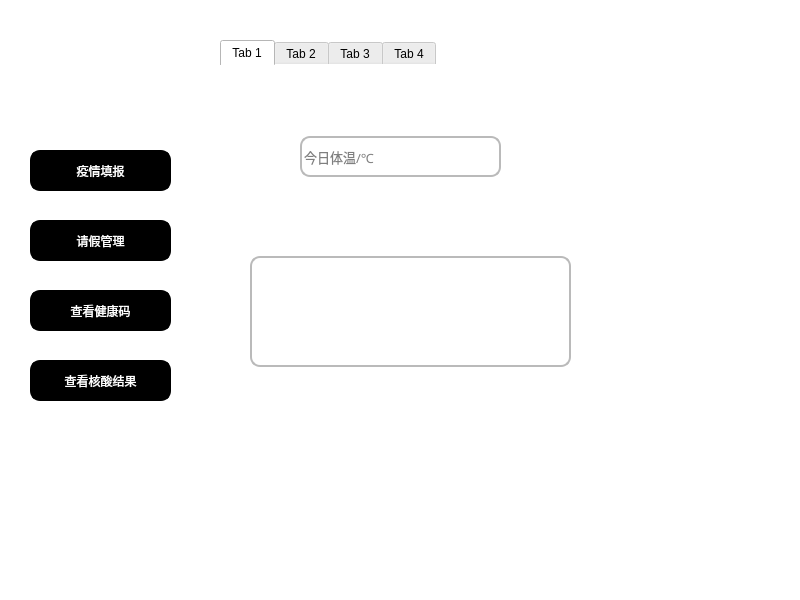
sukiiiKotori/pymysql, file student.ui: the form before one commit.
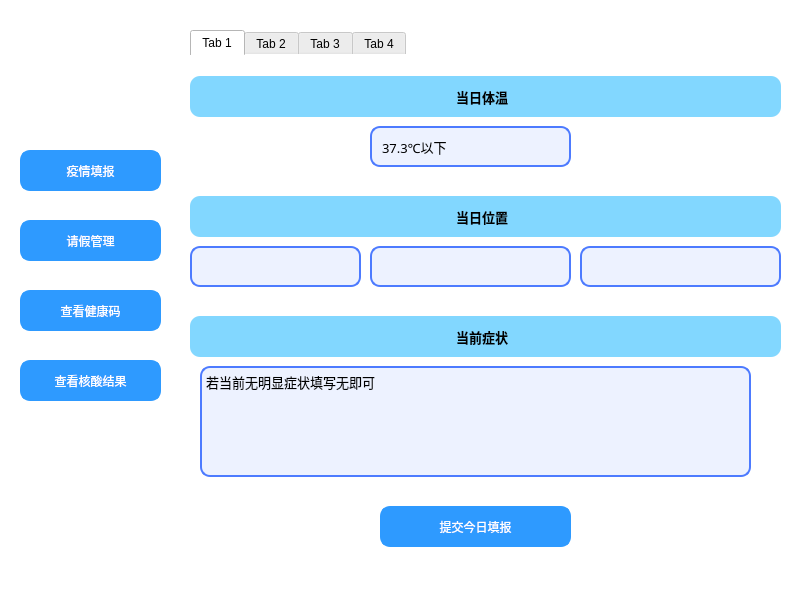
The form after the commit.

```diff
--- a/student.ui
+++ b/student.ui
@@ -20,10 +20,10 @@
    <widget class="QTabWidget" name="tabWidget">
     <property name="geometry">
      <rect>
-      <x>220</x>
-      <y>40</y>
-      <width>521</width>
-      <height>511</height>
+      <x>190</x>
+      <y>30</y>
+      <width>601</width>
+      <height>531</height>
      </rect>
     </property>
     <property name="styleSheet">
@@ -38,54 +38,454 @@
      <attribute name="title">
       <string>Tab 1</string>
      </attribute>
-     <widget class="QLineEdit" name="name_lineEdit">
-      <property name="geometry">
-       <rect>
-        <x>80</x>
-        <y>70</y>
-        <width>201</width>
-        <height>41</height>
-       </rect>
-      </property>
-      <property name="font">
-       <font>
-        <family>微软雅黑</family>
-        <pointsize>10</pointsize>
-        <weight>50</weight>
-        <italic>false</italic>
-        <bold>false</bold>
-        <strikeout>false</strikeout>
-       </font>
-      </property>
-      <property name="styleSheet">
-       <string notr="true">border:2px solid rgb(186,186,186);
-font: 10pt &quot;微软雅黑&quot;;
-border-radius:10px
-</string>
-      </property>
-      <property name="text">
-       <string/>
-      </property>
-      <property name="placeholderText">
-       <string>今日体温/℃</string>
-      </property>
-     </widget>
      <widget class="QTextEdit" name="textEdit">
       <property name="geometry">
        <rect>
-        <x>30</x>
-        <y>190</y>
-        <width>321</width>
+        <x>10</x>
+        <y>310</y>
+        <width>551</width>
         <height>111</height>
        </rect>
       </property>
       <property name="styleSheet">
-       <string notr="true">border:2px solid rgb(186,186,186);
+       <string notr="true">border: 2px solid #f3f3f3;
+border-color:rgb(77, 123, 255);
 font: 10pt &quot;微软雅黑&quot;;
-border-radius:10px</string>
+border-radius:10px;
+background-color: rgb(237, 242, 255);</string>
       </property>
       <property name="markdown">
-       <string/>
+       <string>若当前无明显症状填写无即可
+
+</string>
+      </property>
+      <property name="html">
+       <string>&lt;!DOCTYPE HTML PUBLIC &quot;-//W3C//DTD HTML 4.0//EN&quot; &quot;http://www.w3.org/TR/REC-html40/strict.dtd&quot;&gt;
+&lt;html&gt;&lt;head&gt;&lt;meta name=&quot;qrichtext&quot; content=&quot;1&quot; /&gt;&lt;style type=&quot;text/css&quot;&gt;
+p, li { white-space: pre-wrap; }
+&lt;/style&gt;&lt;/head&gt;&lt;body style=&quot; font-family:'微软雅黑'; font-size:10pt; font-weight:400; font-style:normal;&quot;&gt;
+&lt;p style=&quot; margin-top:0px; margin-bottom:0px; margin-left:0px; margin-right:0px; -qt-block-indent:0; text-indent:0px;&quot;&gt;若当前无明显症状填写无即可&lt;/p&gt;&lt;/body&gt;&lt;/html&gt;</string>
+      </property>
+     </widget>
+     <widget class="QLabel" name="label">
+      <property name="geometry">
+       <rect>
+        <x>0</x>
+        <y>20</y>
+        <width>591</width>
+        <height>41</height>
+       </rect>
+      </property>
+      <property name="font">
+       <font>
+        <family>微软雅黑</family>
+        <pointsize>10</pointsize>
+        <weight>75</weight>
+        <bold>true</bold>
+       </font>
+      </property>
+      <property name="styleSheet">
+       <string notr="true">background-color: rgb(130, 215, 255);
+ border-radius: 10px;</string>
+      </property>
+      <property name="text">
+       <string>当日体温  </string>
+      </property>
+      <property name="alignment">
+       <set>Qt::AlignCenter</set>
+      </property>
+     </widget>
+     <widget class="QComboBox" name="comboBox_tem">
+      <property name="geometry">
+       <rect>
+        <x>180</x>
+        <y>70</y>
+        <width>201</width>
+        <height>41</height>
+       </rect>
+      </property>
+      <property name="font">
+       <font>
+        <family>微软雅黑</family>
+        <pointsize>10</pointsize>
+       </font>
+      </property>
+      <property name="styleSheet">
+       <string notr="true">/*QCombobox主体*/
+QComboBox {
+    border: 2px solid #f3f3f3;/*设置线宽*/
+	background-color: rgb(237, 242, 255);/*背景颜色*/
+    border-radius: 10px;/*圆角*/
+    padding: 1px 2px 1px 2px;  /*针对于组合框中的文本内容*/
+	text-align:bottom;
+    min-width: 9em;   /*# 组合框的最小宽度*/
+    /*min-height: 5em;*/
+
+	border-style:solid;/*边框为实线型*/
+	border-width:2px;/*边框宽度*/
+	border-color:rgb(77, 123, 255);/*边框颜色*/
+
+	padding-left: 10px;/*左侧边距*/
+}
+/*QCombobox右侧按钮*/
+QComboBox::drop-down {
+	width: 15px;
+	border-left-width: 0px;
+}
+
+
+QComboBox QAbstractItemView {
+    border: 2px solid #f3f3f3;/*边框宽度、线形、颜色*/
+	background-color: rgba(237, 242, 255, 1);/*背景颜色*/
+    border-radius: 15px;/*圆角*/
+    padding: 1px 2px 1px 2px;  /*针对于组合框中的文本内容*/
+    min-width: 9em;   /*# 组合框的最小宽度*/
+}
+
+/* 下拉后，整个下拉窗体每项的样式 */
+QComboBox QAbstractItemView::item {
+	border-radius: 15px;/*圆角*/
+    height: 30px;   /* 项的高度（设置pComboBox-&gt;setView(new QListView());后，该项才起作用） */
+	background-color: rgb(237, 242, 255);
+
+}
+
+/*以下部分不知为何不生效，有待调试*/
+/* 下拉后，整个下拉窗体越过每项的样式 */
+QComboBox QAbstractItemView::item:hover {
+    color: #FFFFF0;
+       /* 整个下拉窗体越过每项的背景色 */
+	background-color: rgb(98, 0, 255);
+}
+
+/* 下拉后，整个下拉窗体被选择的每项的样式 */
+QComboBox QAbstractItemView::item:selected {
+    color: #FFFFF0;
+	background-color: rgb(0, 85, 200);
+}
+</string>
+      </property>
+      <item>
+       <property name="text">
+        <string>37.3℃以下</string>
+       </property>
+      </item>
+      <item>
+       <property name="text">
+        <string>37.3℃~37.8℃</string>
+       </property>
+      </item>
+      <item>
+       <property name="text">
+        <string>37.8℃~39.0℃</string>
+       </property>
+      </item>
+      <item>
+       <property name="text">
+        <string>39.0℃以上</string>
+       </property>
+      </item>
+     </widget>
+     <widget class="QLabel" name="label_2">
+      <property name="geometry">
+       <rect>
+        <x>0</x>
+        <y>140</y>
+        <width>591</width>
+        <height>41</height>
+       </rect>
+      </property>
+      <property name="font">
+       <font>
+        <family>微软雅黑</family>
+        <pointsize>10</pointsize>
+        <weight>75</weight>
+        <bold>true</bold>
+       </font>
+      </property>
+      <property name="styleSheet">
+       <string notr="true">background-color: rgb(130, 215, 255);
+ border-radius: 10px;</string>
+      </property>
+      <property name="text">
+       <string>当日位置  </string>
+      </property>
+      <property name="alignment">
+       <set>Qt::AlignCenter</set>
+      </property>
+     </widget>
+     <widget class="QComboBox" name="comboBox_province">
+      <property name="geometry">
+       <rect>
+        <x>0</x>
+        <y>190</y>
+        <width>171</width>
+        <height>41</height>
+       </rect>
+      </property>
+      <property name="font">
+       <font>
+        <family>微软雅黑</family>
+        <pointsize>10</pointsize>
+       </font>
+      </property>
+      <property name="styleSheet">
+       <string notr="true">/*QCombobox主体*/
+QComboBox {
+    border: 2px solid #f3f3f3;/*设置线宽*/
+	background-color: rgb(237, 242, 255);/*背景颜色*/
+    border-radius: 10px;/*圆角*/
+    padding: 1px 2px 1px 2px;  /*针对于组合框中的文本内容*/
+	text-align:bottom;
+    min-width: 9em;   /*# 组合框的最小宽度*/
+    /*min-height: 5em;*/
+
+	border-style:solid;/*边框为实线型*/
+	border-width:2px;/*边框宽度*/
+	border-color:rgb(77, 123, 255);/*边框颜色*/
+
+	padding-left: 10px;/*左侧边距*/
+}
+/*QCombobox右侧按钮*/
+QComboBox::drop-down {
+	width: 15px;
+	border-left-width: 0px;
+}
+
+
+QComboBox QAbstractItemView {
+    border: 2px solid #f3f3f3;/*边框宽度、线形、颜色*/
+	background-color: rgba(237, 242, 255, 1);/*背景颜色*/
+    border-radius: 15px;/*圆角*/
+    padding: 1px 2px 1px 2px;  /*针对于组合框中的文本内容*/
+    min-width: 9em;   /*# 组合框的最小宽度*/
+}
+
+/* 下拉后，整个下拉窗体每项的样式 */
+QComboBox QAbstractItemView::item {
+	border-radius: 15px;/*圆角*/
+    height: 30px;   /* 项的高度（设置pComboBox-&gt;setView(new QListView());后，该项才起作用） */
+	background-color: rgb(237, 242, 255);
+
+}
+
+/*以下部分不知为何不生效，有待调试*/
+/* 下拉后，整个下拉窗体越过每项的样式 */
+QComboBox QAbstractItemView::item:hover {
+    color: #FFFFF0;
+       /* 整个下拉窗体越过每项的背景色 */
+	background-color: rgb(98, 0, 255);
+}
+
+/* 下拉后，整个下拉窗体被选择的每项的样式 */
+QComboBox QAbstractItemView::item:selected {
+    color: #FFFFF0;
+	background-color: rgb(0, 85, 200);
+}
+</string>
+      </property>
+     </widget>
+     <widget class="QComboBox" name="comboBox_city">
+      <property name="geometry">
+       <rect>
+        <x>180</x>
+        <y>190</y>
+        <width>201</width>
+        <height>41</height>
+       </rect>
+      </property>
+      <property name="font">
+       <font>
+        <family>微软雅黑</family>
+        <pointsize>10</pointsize>
+       </font>
+      </property>
+      <property name="styleSheet">
+       <string notr="true">/*QCombobox主体*/
+QComboBox {
+    border: 2px solid #f3f3f3;/*设置线宽*/
+	background-color: rgb(237, 242, 255);/*背景颜色*/
+    border-radius: 10px;/*圆角*/
+    padding: 1px 2px 1px 2px;  /*针对于组合框中的文本内容*/
+	text-align:bottom;
+    min-width: 9em;   /*# 组合框的最小宽度*/
+    /*min-height: 5em;*/
+
+	border-style:solid;/*边框为实线型*/
+	border-width:2px;/*边框宽度*/
+	border-color:rgb(77, 123, 255);/*边框颜色*/
+
+	padding-left: 10px;/*左侧边距*/
+}
+/*QCombobox右侧按钮*/
+QComboBox::drop-down {
+	width: 15px;
+	border-left-width: 0px;
+}
+
+
+QComboBox QAbstractItemView {
+    border: 2px solid #f3f3f3;/*边框宽度、线形、颜色*/
+	background-color: rgba(237, 242, 255, 1);/*背景颜色*/
+    border-radius: 15px;/*圆角*/
+    padding: 1px 2px 1px 2px;  /*针对于组合框中的文本内容*/
+    min-width: 9em;   /*# 组合框的最小宽度*/
+}
+
+/* 下拉后，整个下拉窗体每项的样式 */
+QComboBox QAbstractItemView::item {
+	border-radius: 15px;/*圆角*/
+    height: 30px;   /* 项的高度（设置pComboBox-&gt;setView(new QListView());后，该项才起作用） */
+	background-color: rgb(237, 242, 255);
+
+}
+
+/*以下部分不知为何不生效，有待调试*/
+/* 下拉后，整个下拉窗体越过每项的样式 */
+QComboBox QAbstractItemView::item:hover {
+    color: #FFFFF0;
+       /* 整个下拉窗体越过每项的背景色 */
+	background-color: rgb(98, 0, 255);
+}
+
+/* 下拉后，整个下拉窗体被选择的每项的样式 */
+QComboBox QAbstractItemView::item:selected {
+    color: #FFFFF0;
+	background-color: rgb(0, 85, 200);
+}
+</string>
+      </property>
+     </widget>
+     <widget class="QComboBox" name="comboBox_county">
+      <property name="geometry">
+       <rect>
+        <x>390</x>
+        <y>190</y>
+        <width>201</width>
+        <height>41</height>
+       </rect>
+      </property>
+      <property name="font">
+       <font>
+        <family>微软雅黑</family>
+        <pointsize>10</pointsize>
+       </font>
+      </property>
+      <property name="styleSheet">
+       <string notr="true">/*QCombobox主体*/
+QComboBox {
+    border: 2px solid #f3f3f3;/*设置线宽*/
+	background-color: rgb(237, 242, 255);/*背景颜色*/
+    border-radius: 10px;/*圆角*/
+    padding: 1px 2px 1px 2px;  /*针对于组合框中的文本内容*/
+	text-align:bottom;
+    min-width: 9em;   /*# 组合框的最小宽度*/
+    /*min-height: 5em;*/
+
+	border-style:solid;/*边框为实线型*/
+	border-width:2px;/*边框宽度*/
+	border-color:rgb(77, 123, 255);/*边框颜色*/
+
+	padding-left: 10px;/*左侧边距*/
+}
+/*QCombobox右侧按钮*/
+QComboBox::drop-down {
+	width: 15px;
+	border-left-width: 0px;
+}
+
+
+QComboBox QAbstractItemView {
+    border: 2px solid #f3f3f3;/*边框宽度、线形、颜色*/
+	background-color: rgba(237, 242, 255, 1);/*背景颜色*/
+    border-radius: 15px;/*圆角*/
+    padding: 1px 2px 1px 2px;  /*针对于组合框中的文本内容*/
+    min-width: 9em;   /*# 组合框的最小宽度*/
+}
+
+/* 下拉后，整个下拉窗体每项的样式 */
+QComboBox QAbstractItemView::item {
+	border-radius: 15px;/*圆角*/
+    height: 30px;   /* 项的高度（设置pComboBox-&gt;setView(new QListView());后，该项才起作用） */
+	background-color: rgb(237, 242, 255);
+
+}
+
+/*以下部分不知为何不生效，有待调试*/
+/* 下拉后，整个下拉窗体越过每项的样式 */
+QComboBox QAbstractItemView::item:hover {
+    color: #FFFFF0;
+       /* 整个下拉窗体越过每项的背景色 */
+	background-color: rgb(98, 0, 255);
+}
+
+/* 下拉后，整个下拉窗体被选择的每项的样式 */
+QComboBox QAbstractItemView::item:selected {
+    color: #FFFFF0;
+	background-color: rgb(0, 85, 200);
+}
+</string>
+      </property>
+     </widget>
+     <widget class="QLabel" name="label_3">
+      <property name="geometry">
+       <rect>
+        <x>0</x>
+        <y>260</y>
+        <width>591</width>
+        <height>41</height>
+       </rect>
+      </property>
+      <property name="font">
+       <font>
+        <family>微软雅黑</family>
+        <pointsize>10</pointsize>
+        <weight>75</weight>
+        <bold>true</bold>
+       </font>
+      </property>
+      <property name="styleSheet">
+       <string notr="true">background-color: rgb(130, 215, 255);
+ border-radius: 10px;</string>
+      </property>
+      <property name="text">
+       <string>当前症状  </string>
+      </property>
+      <property name="alignment">
+       <set>Qt::AlignCenter</set>
+      </property>
+     </widget>
+     <widget class="QPushButton" name="get_report">
+      <property name="geometry">
+       <rect>
+        <x>190</x>
+        <y>450</y>
+        <width>191</width>
+        <height>41</height>
+       </rect>
+      </property>
+      <property name="styleSheet">
+       <string notr="true">QPushButton{
+	font: 12pt &quot;微软雅黑&quot;;
+	
+	background-color:rgb(46, 154, 255);
+	color: rgb(255, 255, 255);
+	border: 3px solid rgb(46, 154, 255);
+	border-radius:10px
+}
+QPushButton:hover{
+	
+	color:rgb(46, 154, 255);
+	background-color: rgb(255, 255, 255);
+}
+QPushButton:pressed{
+	padding-top:5px;
+	padding-left:5px
+}
+</string>
+      </property>
+      <property name="text">
+       <string>提交今日填报</string>
       </property>
      </widget>
     </widget>
@@ -108,7 +508,7 @@
    <widget class="QPushButton" name="login_stu">
     <property name="geometry">
      <rect>
-      <x>30</x>
+      <x>20</x>
       <y>150</y>
       <width>141</width>
       <height>41</height>
@@ -118,9 +518,9 @@
      <string notr="true">QPushButton{
 	font: 12pt &quot;微软雅黑&quot;;
 	
-	background-color: rgb(0, 0, 0);
+	background-color:rgb(46, 154, 255);
 	color: rgb(255, 255, 255);
-	border: 3px solid rgb(0,0,0);
+	border: 3px solid rgb(46, 154, 255);
 	border-radius:10px
 }
 QPushButton:hover{
@@ -141,7 +541,7 @@
    <widget class="QPushButton" name="login_stu_3">
     <property name="geometry">
      <rect>
-      <x>30</x>
+      <x>20</x>
       <y>220</y>
       <width>141</width>
       <height>41</height>
@@ -151,9 +551,9 @@
      <string notr="true">QPushButton{
 	font: 12pt &quot;微软雅黑&quot;;
 	
-	background-color: rgb(0, 0, 0);
+	background-color:rgb(46, 154, 255);
 	color: rgb(255, 255, 255);
-	border: 3px solid rgb(0,0,0);
+	border: 3px solid rgb(46, 154, 255);
 	border-radius:10px
 }
 QPushButton:hover{
@@ -174,7 +574,7 @@
    <widget class="QPushButton" name="login_stu_2">
     <property name="geometry">
      <rect>
-      <x>30</x>
+      <x>20</x>
       <y>360</y>
       <width>141</width>
       <height>41</height>
@@ -184,9 +584,9 @@
      <string notr="true">QPushButton{
 	font: 12pt &quot;微软雅黑&quot;;
 	
-	background-color: rgb(0, 0, 0);
+	background-color:rgb(46, 154, 255);
 	color: rgb(255, 255, 255);
-	border: 3px solid rgb(0,0,0);
+	border: 3px solid rgb(46, 154, 255);
 	border-radius:10px
 }
 QPushButton:hover{
@@ -207,7 +607,7 @@
    <widget class="QPushButton" name="login_stu_4">
     <property name="geometry">
      <rect>
-      <x>30</x>
+      <x>20</x>
       <y>290</y>
       <width>141</width>
       <height>41</height>
@@ -217,9 +617,9 @@
      <string notr="true">QPushButton{
 	font: 12pt &quot;微软雅黑&quot;;
 	
-	background-color: rgb(0, 0, 0);
+	background-color:rgb(46, 154, 255);
 	color: rgb(255, 255, 255);
-	border: 3px solid rgb(0,0,0);
+	border: 3px solid rgb(46, 154, 255);
 	border-radius:10px
 }
 QPushButton:hover{
```
Left out of the diff: 496 changed lines with no effect on the pictures.
